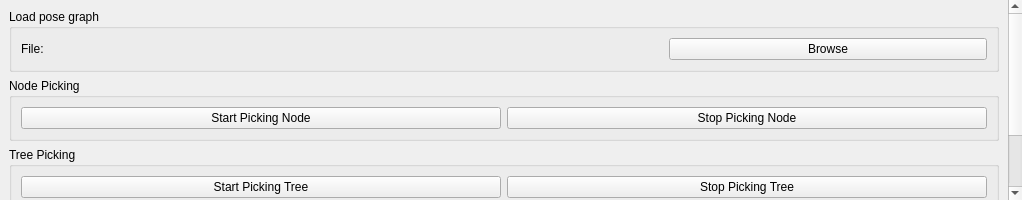
ori-drs/director_digiforest_archived, file src/director_digiforest/ui/ddForestPayloads.ui: the form before one commit.
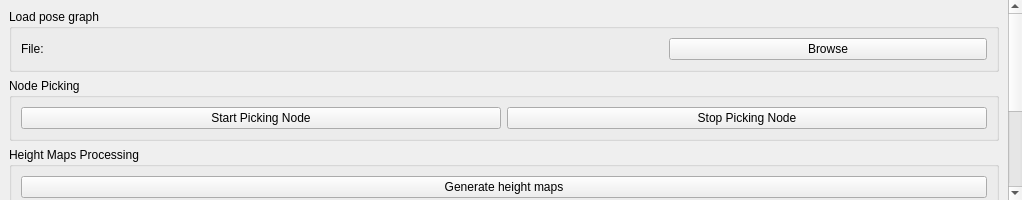
The form after the commit.

Commit message: add button to generate height maps

The edit to the form file:
```diff
--- a/src/director_digiforest/ui/ddForestPayloads.ui
+++ b/src/director_digiforest/ui/ddForestPayloads.ui
@@ -128,6 +128,32 @@
         </widget>
        </item>
        
+       <item>
+        <widget class="QGroupBox" name="HeightMaps">
+         <property name="minimumSize">
+          <size>
+           <width>0</width>
+           <height>0</height>
+          </size>
+         </property>
+         <property name="title">
+          <string>Height Maps Processing</string>
+         </property>
+         <property name="flat">
+          <bool>false</bool>
+         </property>
+         <layout class="QGridLayout" name="gridLayout_4">
+          <item row="0" column="0">
+           <widget class="QPushButton" name="generateHeightmaps">
+            <property name="text">
+             <string>Generate height maps</string>
+            </property>
+           </widget>
+          </item>
+         </layout>
+        </widget>
+       </item>
+       
        <item>
         <widget class="QGroupBox" name="TreePicking">
          <property name="minimumSize">
```
Left out of the diff: 2 changed lines with no effect on the pictures. The commit also changes 1 other file.
